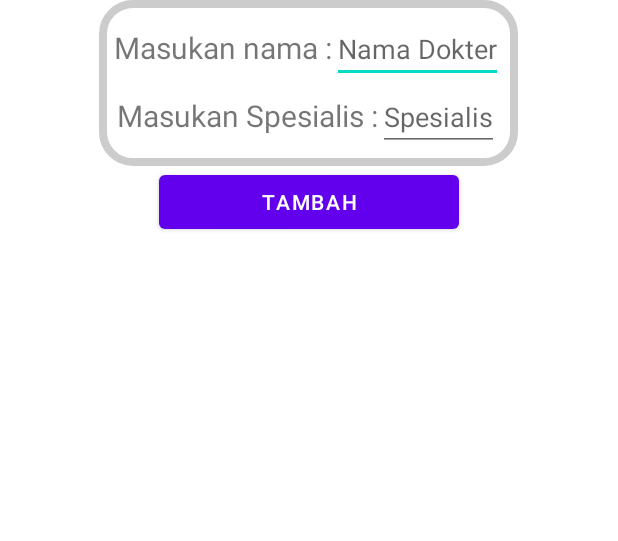
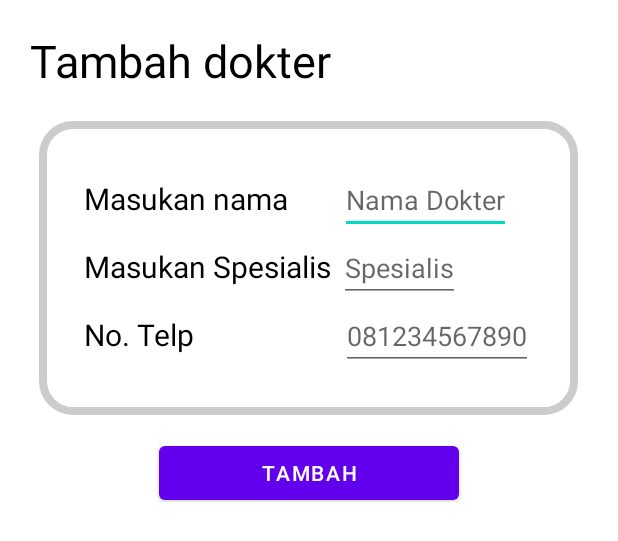
Before and after one commit to vincentiusdaryl/Tubes_P3B, an Android app: the layout fragment_tambahdokter.xml on its own in the app's theme, with its tools: preview values and no code run, on a phone screen of 412 x 824 dp. Shown: the top 541 px of the screen. Run offline under Robolectric (Android 15) with nearby library versions, the phone set to English and light mode, and no system bars.

Commit message:
Ngelengkapin fragment_tambahdokter.xml

```diff
--- a/app/src/main/res/layout/buat_janji.xml
+++ b/app/src/main/res/layout/buat_janji.xml
@@ -6,7 +6,7 @@
     android:layout_width="match_parent"
     android:layout_height="match_parent"
     android:orientation="vertical"
-    tools:context=".BuatJanji"
+    tools:context=".fragment_buatjanji"
     >
 
     <TextView
--- a/app/src/main/res/layout/fragment_tambahdokter.xml
+++ b/app/src/main/res/layout/fragment_tambahdokter.xml
@@ -5,62 +5,102 @@
     android:layout_height="match_parent"
     android:orientation="vertical"
     >
+
     <LinearLayout
         android:layout_width="match_parent"
-        android:layout_height="match_parent"
+        android:layout_height="wrap_content"
         android:orientation="vertical"
-        android:layout_gravity="center"
         >
+        <TextView
+            android:layout_width="match_parent"
+            android:layout_height="wrap_content"
+            android:text="Tambah dokter"
+            android:textColor="@color/black"
+            android:textSize="30dp"
+            android:layout_margin="20dp">
+        </TextView>
+
         <LinearLayout
             android:layout_width="wrap_content"
             android:layout_height="wrap_content"
             android:orientation="vertical"
             android:background="@drawable/customborder"
             android:layout_gravity="center"
+            android:padding="30dp"
             >
             <LinearLayout
                 android:layout_width="wrap_content"
                 android:layout_height="wrap_content"
                 android:orientation="horizontal"
-
-                android:layout_gravity="center"
                 >
                 <TextView
                     android:layout_width="match_parent"
                     android:layout_height="wrap_content"
-                    android:text="Masukan nama :"
+                    android:text="Masukan nama"
                     android:textSize="20dp"
+                    android:textColor="@color/black"
                     />
+
                 <EditText
                     android:layout_width="match_parent"
                     android:layout_height="wrap_content"
                     android:hint="Nama Dokter"
+                    android:id="@+id/etNamaDokter"
+                    android:textColor="@color/black"
+                    android:layout_marginLeft="34.5dp"
                     />
 
             </LinearLayout>
+
             <LinearLayout
                 android:layout_width="wrap_content"
                 android:layout_height="wrap_content"
                 android:orientation="horizontal"
-
-                android:layout_gravity="center"
                 >
                 <TextView
                     android:layout_width="match_parent"
                     android:layout_height="wrap_content"
-                    android:text="Masukan Spesialis :"
+                    android:text="Masukan Spesialis"
                     android:textSize="20dp"
+                    android:textColor="@color/black"
                     />
+
                 <EditText
                     android:layout_width="match_parent"
                     android:layout_height="wrap_content"
                     android:hint="Spesialis"
+                    android:id="@+id/etSpesialis"
+                    android:textColor="@color/black"
+                    android:layout_marginLeft="5dp"
                     />
 
             </LinearLayout>
+
+            <LinearLayout
+                android:layout_width="wrap_content"
+                android:layout_height="wrap_content"
+                android:orientation="horizontal"
+                >
+                <TextView
+                    android:layout_width="match_parent"
+                    android:layout_height="wrap_content"
+                    android:text="No. Telp"
+                    android:textSize="20dp"
+                    android:textColor="@color/black"
+                    />
+
+                <EditText
+                    android:layout_width="match_parent"
+                    android:layout_height="wrap_content"
+                    android:hint="081234567890"
+                    android:textColor="@color/black"
+                    android:layout_marginLeft="98dp"
+                    android:id="@+id/etNoTelp"
+                    />
+
+            </LinearLayout>
+
         </LinearLayout>
-
-
 
         <LinearLayout
             android:layout_width="match_parent"
@@ -70,6 +110,7 @@
             <Button
                 android:layout_width="200dp"
                 android:layout_height="wrap_content"
+                android:layout_marginTop="10dp"
                 android:text="Tambah"
                 />
         </LinearLayout>
```
